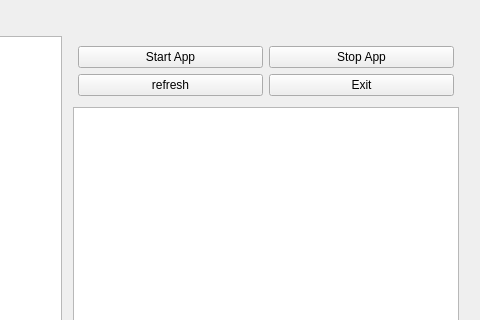
Before: the Qt Designer form rocon_remocon/ui/applist.ui in robotics-in-concert/rocon_qt_gui, drawn with Qt 5; both pictures show x 304 to 784 and y 0 to 320 of the 784 by 478 pixel window.
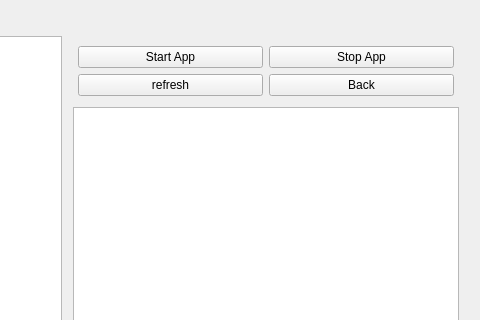
After: the same form once the commit is applied.

Commit message: change the launch role that the already launched app is able to launch again

The edit to the form file:
```diff
--- a/rocon_remocon/ui/applist.ui
+++ b/rocon_remocon/ui/applist.ui
@@ -84,7 +84,7 @@
          <item row="1" column="1">
           <widget class="QPushButton" name="exit_btn">
            <property name="text">
-            <string>Exit</string>
+            <string>Back</string>
            </property>
           </widget>
          </item>
```
Left out of the diff: 2 changed lines with no effect on the pictures. The commit also changes 2 other files.
